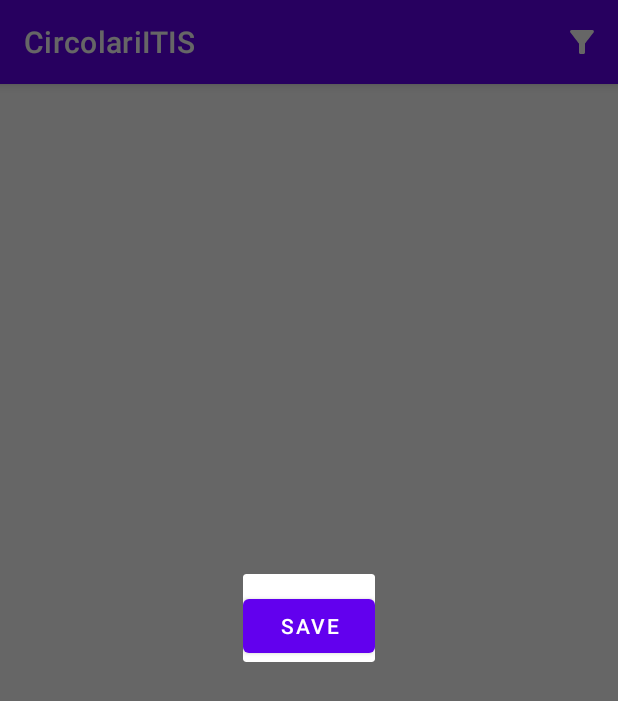
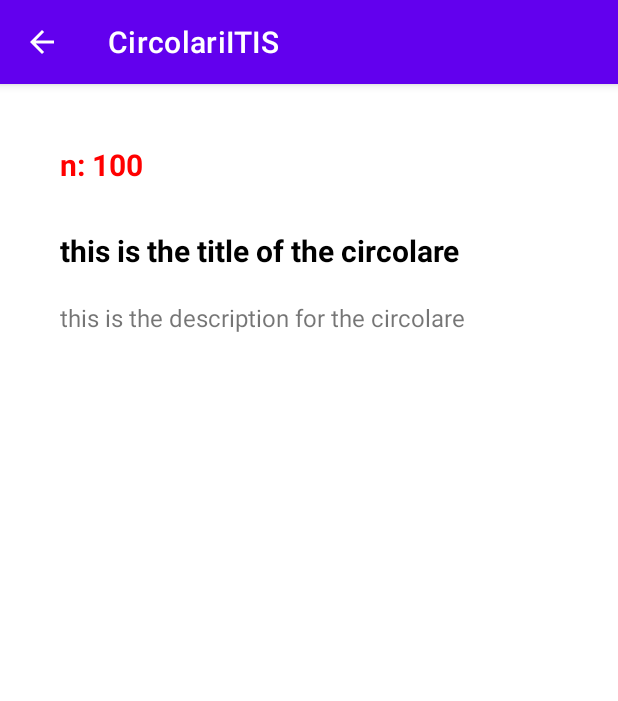
Before and after one commit to AS-2021-22/ITIScircolari, an Android app: the screen it shows after launch (MainActivity before the commit, DisplayCircolareFull after it), after a tap on "add filter", on a phone screen of 412 x 824 dp. Shown: the top 701 px of the screen. Run offline under Robolectric (Android 15) with nearby library versions, the light colour scheme and no system bars; our stand-ins replace Volley; network calls fail; 5 statements that could not run were skipped.

Commit message:
created second activity passing id

```diff
--- a/app/src/main/AndroidManifest.xml
+++ b/app/src/main/AndroidManifest.xml
@@ -3,17 +3,21 @@
     package="com.example.circolariitis">
 
     <uses-permission android:name="android.permission.ACCESS_NETWORK_STATE" />
-    <uses-permission android:name="android.permission.INTERNET"/>
+    <uses-permission android:name="android.permission.INTERNET" />
     <uses-permission android:name="android.permission.ACCESS_WIFI_STATE" />
 
     <application
-        android:usesCleartextTraffic="true"
         android:allowBackup="true"
         android:icon="@mipmap/ic_launcher"
         android:label="@string/app_name"
         android:roundIcon="@mipmap/ic_launcher_round"
         android:supportsRtl="true"
-        android:theme="@style/Theme.CircolariITIS">
+        android:theme="@style/Theme.CircolariITIS"
+        android:usesCleartextTraffic="true">
+        <activity
+            android:name=".DisplayCircolareFull"
+            android:parentActivityName=".MainActivity"
+            android:exported="false" />
         <activity
             android:name=".MainActivity"
             android:exported="true">
--- /dev/null
+++ b/app/src/main/java/com/example/circolariitis/DisplayCircolareFull.kt
@@ -0,0 +1,16 @@
+package com.example.circolariitis
+
+import androidx.appcompat.app.AppCompatActivity
+import android.os.Bundle
+import android.view.MenuItem
+import android.widget.Toast
+
+class DisplayCircolareFull : AppCompatActivity() {
+    override fun onCreate(savedInstanceState: Bundle?) {
+        super.onCreate(savedInstanceState)
+        setContentView(R.layout.activity_display_circolare_full)
+
+        val id = intent.getIntExtra("id",0)
+        Toast.makeText(this,id.toString(),Toast.LENGTH_LONG).show()
+    }
+}
--- a/app/src/main/java/com/example/circolariitis/MainActivity.kt
+++ b/app/src/main/java/com/example/circolariitis/MainActivity.kt
@@ -1,12 +1,14 @@
 package com.example.circolariitis
 
 import android.content.Context
+import android.content.Intent
 import android.content.SharedPreferences
 import android.net.ConnectivityManager
 import android.net.NetworkCapabilities
 import android.os.Build
 import androidx.appcompat.app.AppCompatActivity
 import android.os.Bundle
+import android.provider.AlarmClock.EXTRA_MESSAGE
 import android.util.Log
 import android.view.Menu
 import android.view.MenuItem
@@ -85,6 +87,11 @@ class MainActivity : AppCompatActivity() {
     }
 
     override fun onOptionsItemSelected(item: MenuItem): Boolean {
+
+        val intent = Intent(this, DisplayCircolareFull::class.java).apply {
+            putExtra("id",1 )
+        }
+        startActivity(intent)
         when(item.itemId){
             R.id.filterMenu -> openFilterDialog()
         }
--- /dev/null
+++ b/app/src/main/res/drawable/ic_baseline_arrow_back_24.xml
@@ -0,0 +1,10 @@
+<vector xmlns:android="http://schemas.android.com/apk/res/android"
+    android:width="24dp"
+    android:height="24dp"
+    android:viewportWidth="24"
+    android:viewportHeight="24"
+    android:tint="?attr/colorControlNormal">
+  <path
+      android:fillColor="@android:color/white"
+      android:pathData="M20,11H7.83l5.59,-5.59L12,4l-8,8 8,8 1.41,-1.41L7.83,13H20v-2z"/>
+</vector>
--- /dev/null
+++ b/app/src/main/res/layout/activity_display_circolare_full.xml
@@ -0,0 +1,47 @@
+<?xml version="1.0" encoding="utf-8"?>
+<androidx.constraintlayout.widget.ConstraintLayout xmlns:android="http://schemas.android.com/apk/res/android"
+    xmlns:app="http://schemas.android.com/apk/res-auto"
+    xmlns:tools="http://schemas.android.com/tools"
+    android:layout_width="match_parent"
+    android:padding="20sp"
+    android:layout_height="match_parent"
+    tools:context=".DisplayCircolareFull">
+
+    <TextView
+        android:id="@+id/cnumber"
+        android:layout_width="wrap_content"
+        android:layout_height="wrap_content"
+        android:layout_marginStart="20dp"
+        android:layout_marginTop="20dp"
+        android:text="n: 100"
+        android:textColor="@color/red"
+        android:textSize="20sp"
+        android:textStyle="bold"
+        app:layout_constraintStart_toStartOf="parent"
+        app:layout_constraintTop_toTopOf="parent" />
+
+    <TextView
+        android:id="@+id/ctitle"
+        android:layout_width="wrap_content"
+        android:layout_height="wrap_content"
+        android:layout_marginStart="20dp"
+        android:layout_marginTop="30dp"
+        android:text="this is the title of the circolare"
+        android:textSize="20sp"
+        android:textColor="@color/black"
+        android:textStyle="bold"
+        app:layout_constraintStart_toStartOf="parent"
+        app:layout_constraintTop_toBottomOf="@+id/cnumber" />
+
+    <TextView
+        android:id="@+id/cdescription"
+        android:layout_width="wrap_content"
+        android:layout_height="wrap_content"
+        android:layout_marginStart="20dp"
+        android:layout_marginTop="20dp"
+
+        android:text="this is the description for the circolare"
+        android:textSize="16sp"
+        app:layout_constraintStart_toStartOf="parent"
+        app:layout_constraintTop_toBottomOf="@+id/ctitle" />
+</androidx.constraintlayout.widget.ConstraintLayout>
```
